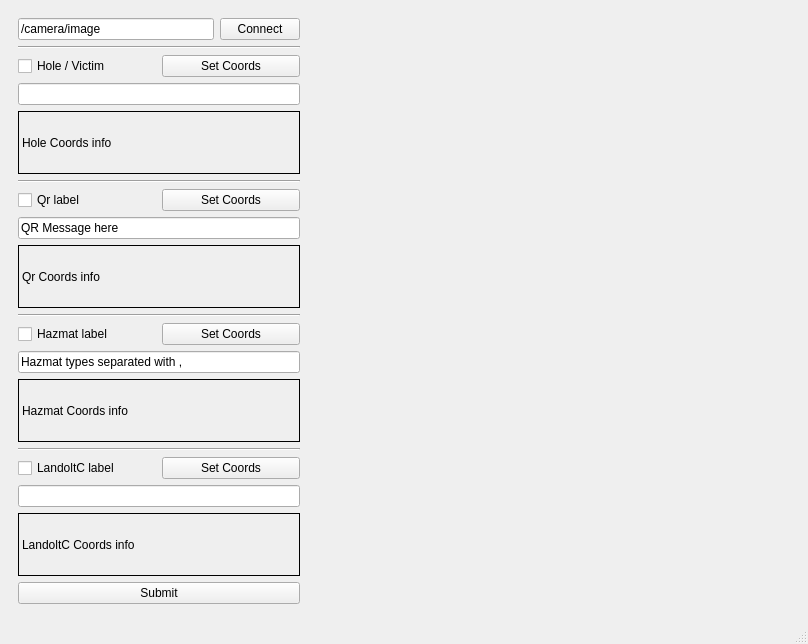
First picture: the form in pandora_vision_annotator/ui/pandora_annotator.ui, repository pandora-auth-ros-pkg/pandora_vision, before the edit.
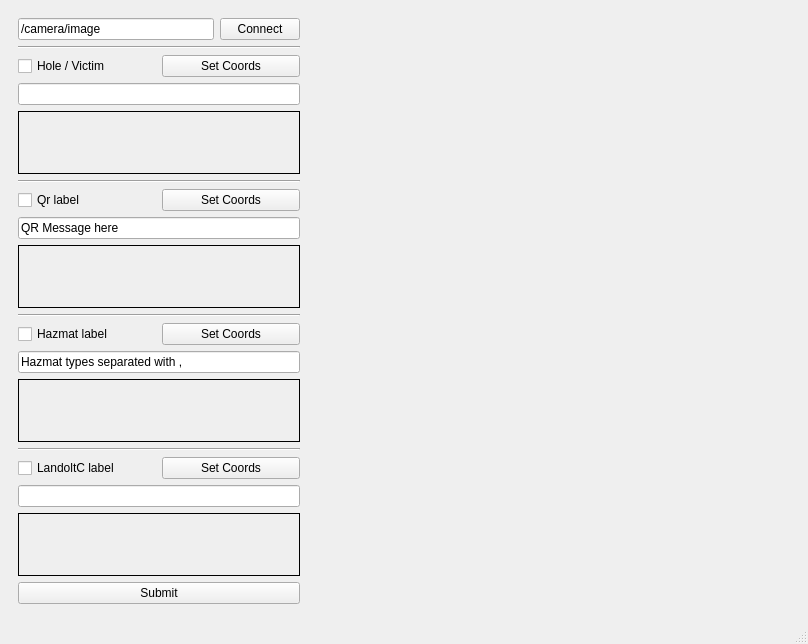
Second picture: the form after the edit.

Commit message: Click event caught and coordinates calculated for all 4 items. Need to add checks concerning if the image container is actually initialized

```diff
--- a/pandora_vision_annotator/ui/pandora_annotator.ui
+++ b/pandora_vision_annotator/ui/pandora_annotator.ui
@@ -64,7 +64,7 @@
               <enum>QFrame::Box</enum>
              </property>
              <property name="text">
-              <string>Hole Coords info</string>
+              <string/>
              </property>
             </widget>
            </item>
@@ -87,7 +87,7 @@
               <enum>QFrame::Box</enum>
              </property>
              <property name="text">
-              <string>LandoltC Coords info</string>
+              <string/>
              </property>
             </widget>
            </item>
@@ -131,7 +131,7 @@
               <enum>QFrame::Box</enum>
              </property>
              <property name="text">
-              <string>Qr Coords info</string>
+              <string/>
              </property>
             </widget>
            </item>
@@ -147,7 +147,7 @@
               <enum>QFrame::Box</enum>
              </property>
              <property name="text">
-              <string>Hazmat Coords info</string>
+              <string/>
              </property>
             </widget>
            </item>
```
The commit also changes 2 other files.
